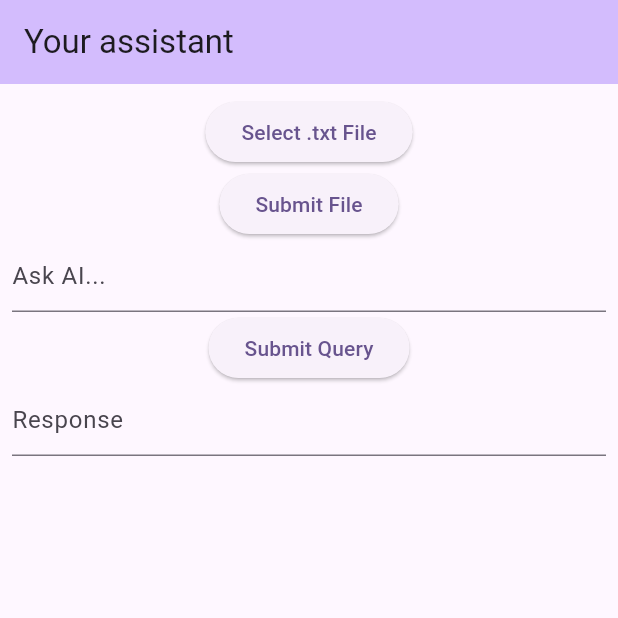
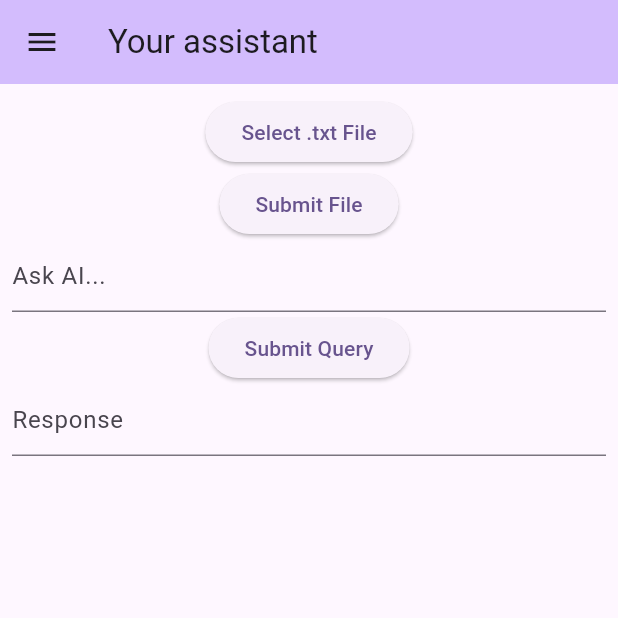
Before and after one commit to AnujF1005/Flutter-Langchain-Meeting-Assistant, a Flutter app: the screen it shows after launch, after a tap on "Submit File", on a phone screen of 412 x 824 dp, the top half of it. Run offline on Flutter 3.47's test engine with Material 3 defaults, Android fonts, the phone set to English and light mode, and no system bars; our stand-ins replace file_picker, flutter_dotenv, shared_preferences; missing offline and left inert: langchain, langchain_community, langchain_openai.

Commit message:
Refactoring and error handling

```diff
--- a/lib/pages/homepage.dart
+++ b/lib/pages/homepage.dart
@@ -20,7 +20,9 @@ class _MyHomePageState extends State<MyHomePage> {
   String? _filePath;
   bool _isLoadingFile = false;
   bool _isLoadingQuery = false;
-  List<String> _addedFiles = [];
+  List<Map<String, String>> _addedFiles = [];
+  Map<String, bool> _isDeleting = {};
+
   @override
   void initState() {
     super.initState();
@@ -29,14 +31,23 @@ class _MyHomePageState extends State<MyHomePage> {
 
   Future<void> _loadAddedFiles() async {
     final prefs = await SharedPreferences.getInstance();
-    setState(() {
-      _addedFiles = prefs.getStringList('addedFiles') ?? [];
-    });
+    final List<String>? addedFiles = prefs.getStringList('addedFiles');
+    if (addedFiles != null) {
+      setState(() {
+        _addedFiles = addedFiles.map((file) {
+          final parts = file.split('|');
+          return {'id': parts[0], 'name': parts[1]};
+        }).toList();
+      });
+    }
   }
 
   Future<void> _saveAddedFiles() async {
     final prefs = await SharedPreferences.getInstance();
-    await prefs.setStringList('addedFiles', _addedFiles);
+    final List<String> addedFiles = _addedFiles.map((file) {
+      return '${file['id']}|${file['name']}';
+    }).toList();
+    await prefs.setStringList('addedFiles', addedFiles);
   }
 
   void _pickFile() async {
@@ -80,20 +91,34 @@ class _MyHomePageState extends State<MyHomePage> {
             selectedTime.minute,
           );
 
-          final success = await assistantRAG.addConversation(
+          final result = await assistantRAG.addConversation(
               _filePath!, finalDateTime.toString());
 
-          if (success) {
+          if (result['success']) {
             setState(() {
-              _addedFiles.add(File(_filePath!).uri.pathSegments.last);
+              _addedFiles.add({
+                'id': result['id'],
+                'name': File(_filePath!).uri.pathSegments.last,
+              });
               _saveAddedFiles();
               _filePath = null;
               _isLoadingFile = false;
             });
+            ScaffoldMessenger.of(context).showSnackBar(
+              const SnackBar(
+                content: Text('Conversation added successfully'),
+              ),
+            );
           } else {
             setState(() {
               _isLoadingFile = false;
             });
+            final err = result['error'];
+            ScaffoldMessenger.of(context).showSnackBar(
+              SnackBar(
+                content: Text('Error: $err'),
+              ),
+            );
           }
         } else {
           setState(() {
@@ -106,6 +131,36 @@ class _MyHomePageState extends State<MyHomePage> {
         });
       }
     }
+  }
+
+  void _deleteFile(String id, String file) async {
+    setState(() {
+      _isDeleting[id] = true;
+    });
+
+    final result = await assistantRAG.deleteConversation(id);
+    if (!result['success']) {
+      ScaffoldMessenger.of(context).showSnackBar(
+        SnackBar(
+          content: Text('Error: ${result['error']}'),
+        ),
+      );
+      setState(() {
+        _isDeleting.remove(id);
+      });
+      return;
+    } else {
+      ScaffoldMessenger.of(context).showSnackBar(
+        const SnackBar(
+          content: Text('Conversation deleted successfully'),
+        ),
+      );
+    }
+    setState(() {
+      _addedFiles.removeWhere((file) => file['id'] == id);
+      _isDeleting.remove(id);
+    });
+    await _saveAddedFiles();
   }
 
   void _askQuery() async {
@@ -127,6 +182,36 @@ class _MyHomePageState extends State<MyHomePage> {
         backgroundColor: Theme.of(context).colorScheme.inversePrimary,
         title: Text(widget.title),
       ),
+      drawer: Drawer(
+        child: ListView(
+          padding: EdgeInsets.zero,
+          children: <Widget>[
+            DrawerHeader(
+              decoration: BoxDecoration(
+                color: Theme.of(context).colorScheme.primary,
+              ),
+              child: Text(
+                'Added Files',
+                style: TextStyle(
+                  fontSize: 24,
+                  color: Theme.of(context).colorScheme.onPrimary,
+                ),
+              ),
+            ),
+            for (var file in _addedFiles)
+              ListTile(
+                title: Text(file['name']!),
+                trailing: _isDeleting[file['id']] == true
+                    ? const CircularProgressIndicator()
+                    : IconButton(
+                        icon: const Icon(Icons.delete),
+                        onPressed: () =>
+                            _deleteFile(file['id']!, file['name']!),
+                      ),
+              ),
+          ],
+        ),
+      ),
       body: Padding(
         padding: const EdgeInsets.all(8.0),
         child: Column(
@@ -143,14 +228,6 @@ class _MyHomePageState extends State<MyHomePage> {
                   ? const CircularProgressIndicator()
                   : const Text('Submit File'),
             ),
-            if (_addedFiles.isNotEmpty)
-              Column(
-                crossAxisAlignment: CrossAxisAlignment.start,
-                children: [
-                  const Text('Added files:'),
-                  for (var file in _addedFiles) Text(file),
-                ],
-              ),
             TextField(
               controller: _queryController,
               decoration: const InputDecoration(
```
Also changed, not shown: lib/services/langchain.dart (+29 -5 lines).
